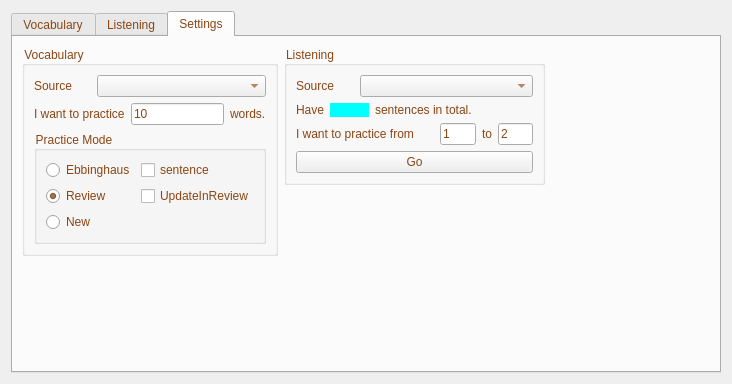
Old version of the form ui/EnglishPractice.ui in the repository SuWeipeng/EnglishPractice.
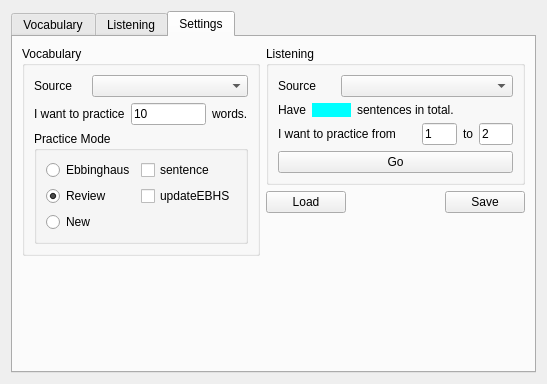
New version of the form. The open tabs and pages were chosen to show the change.

Commit message: 通过 json 保存用户设置

What changed in the file:
```diff
--- a/ui/EnglishPractice.ui
+++ b/ui/EnglishPractice.ui
@@ -6,7 +6,7 @@
    <rect>
     <x>0</x>
     <y>0</y>
-    <width>732</width>
+    <width>547</width>
     <height>384</height>
    </rect>
   </property>
@@ -19,7 +19,7 @@
      <item>
       <widget class="QTabWidget" name="tabWidget">
        <property name="styleSheet">
-        <string notr="true">color:saddlebrown;</string>
+        <string notr="true"/>
        </property>
        <property name="currentIndex">
         <number>0</number>
@@ -345,7 +345,7 @@
         <attribute name="title">
          <string>Settings</string>
         </attribute>
-        <layout class="QHBoxLayout" name="horizontalLayout_6">
+        <layout class="QHBoxLayout" name="horizontalLayout_15">
          <item>
           <layout class="QVBoxLayout" name="verticalLayout_8">
            <item>
@@ -429,6 +429,9 @@
                    </item>
                    <item>
                     <widget class="QRadioButton" name="radioButton_2">
+                     <property name="layoutDirection">
+                      <enum>Qt::LeftToRight</enum>
+                     </property>
                      <property name="text">
                       <string>Review</string>
                      </property>
@@ -461,7 +464,7 @@
                    <item>
                     <widget class="QCheckBox" name="checkBox_2">
                      <property name="text">
-                      <string>UpdateInReview</string>
+                      <string>updateEBHS</string>
                      </property>
                     </widget>
                    </item>
@@ -497,9 +500,6 @@
          </item>
          <item>
           <layout class="QVBoxLayout" name="verticalLayout_6">
-           <property name="rightMargin">
-            <number>165</number>
-           </property>
            <item>
             <widget class="QGroupBox" name="groupBox_3">
              <property name="title">
@@ -655,6 +655,37 @@
              </layout>
             </widget>
            </item>
+           <item>
+            <layout class="QHBoxLayout" name="horizontalLayout_6">
+             <item>
+              <widget class="QPushButton" name="pushButton_8">
+               <property name="text">
+                <string>Load</string>
+               </property>
+              </widget>
+             </item>
+             <item>
+              <spacer name="horizontalSpacer">
+               <property name="orientation">
+                <enum>Qt::Horizontal</enum>
+               </property>
+               <property name="sizeHint" stdset="0">
+                <size>
+                 <width>40</width>
+                 <height>20</height>
+                </size>
+               </property>
+              </spacer>
+             </item>
+             <item>
+              <widget class="QPushButton" name="pushButton_7">
+               <property name="text">
+                <string>Save</string>
+               </property>
+              </widget>
+             </item>
+            </layout>
+           </item>
            <item>
             <spacer name="verticalSpacer_2">
              <property name="orientation">
```
The commit also changes 2 other files.
